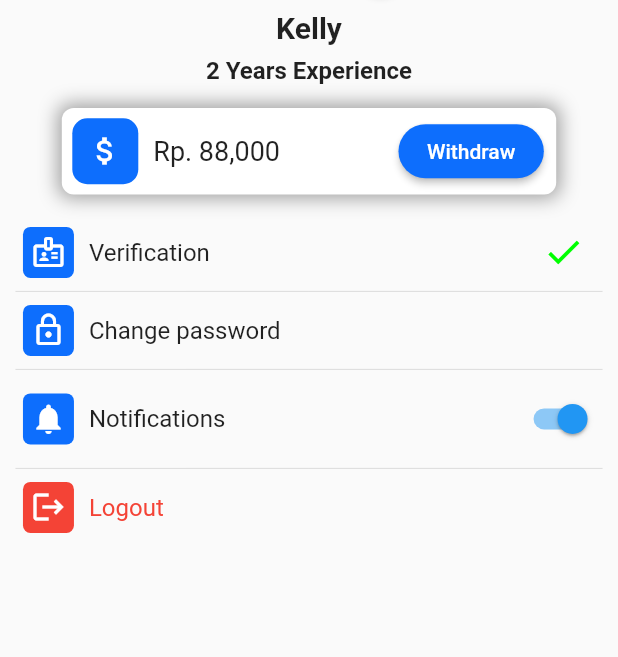
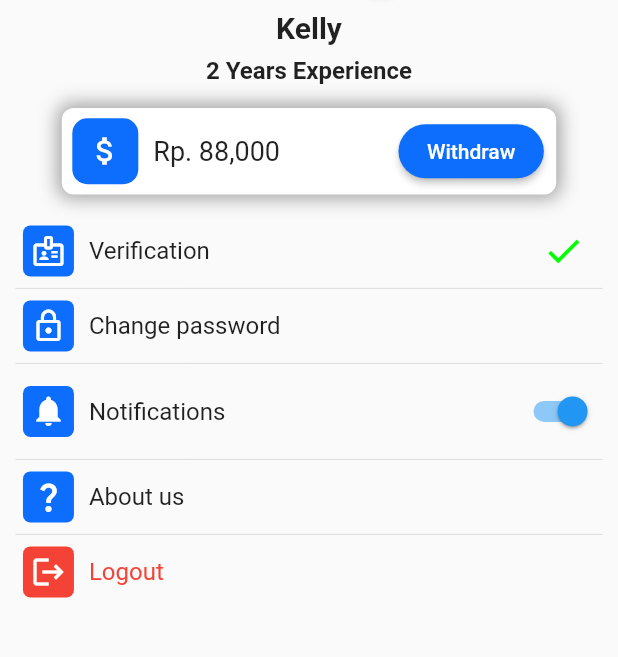
Before and after one commit to imstefanny/Apa-Nama-Kita, a Flutter app: the Profile screen opened directly, on a phone screen of 412 x 824 dp, the part 302-959 px from its top. Run offline on Flutter 3.47's test engine with Material 2 defaults, Android fonts, the phone set to English and light mode, and no system bars; our stand-ins replace google_fonts; missing offline and left inert: linear_step_indicator; network calls fail.

Commit message:
add about us bottom sheet

```diff
--- a/lib/home/home.dart
+++ b/lib/home/home.dart
@@ -18,7 +18,7 @@ class _HomeState extends State<Home> {
   final List<OrderType> orderList = [
     OrderType('Rivaldi', 'assets/sumin2.png'),
     OrderType('Ipana',
-        'https://pps.whatsapp.net/v/t61.24694-24/347444188_770687688034791_1454181639949193737_n.jpg?ccb=11-4&oh=01_AdQPKVJYgfYA_rX_HYQay1JoXVSQD6bvI9PIadvyXQ-5tA&oe=64A3D73E'),
+        'https://assets.pikiran-rakyat.com/crop/0x0:0x0/x/photo/2022/04/09/1847891814.png'),
     OrderType('Paris fernandes',
         'https://assets.pikiran-rakyat.com/crop/0x0:0x0/x/photo/2022/04/09/1847891814.png'),
     OrderType('Bartender Meow', 'assets/meong-bartender.jpg'),
--- a/lib/main.dart
+++ b/lib/main.dart
@@ -1,3 +1,4 @@
+import 'package:ac_88/engineerHome.dart';
 import 'package:ac_88/splashscreen/splashScreen.dart';
 import 'package:flutter/material.dart';
 import 'package:google_fonts/google_fonts.dart';
@@ -18,7 +19,7 @@ class MyApp extends StatelessWidget {
       theme: ThemeData(
           primarySwatch: Colors.blue,
           fontFamily: GoogleFonts.lexendDeca().fontFamily),
-      home: const SplashScreen(),
+      home: const EngineerHome(),
     );
   }
 }
--- a/lib/profile/profile.dart
+++ b/lib/profile/profile.dart
@@ -1,5 +1,6 @@
 import 'package:ac_88/admin/logoutConfirm.dart';
 import 'package:ac_88/login/login.dart';
+import 'package:ac_88/profile/bottomSheet.dart';
 import 'package:ac_88/profile/changePassword.dart';
 import 'package:ac_88/transaction/withdraw.dart';
 import 'package:flutter/material.dart';
@@ -128,7 +129,6 @@ class _ProfileState extends State<Profile> {
                   top: 0.025 * height,
                   left: 0.025 * width,
                   right: 0.025 * width),
-              height: 0.25 * height,
               child: Column(
                 mainAxisAlignment: MainAxisAlignment.spaceEvenly,
                 children: [
@@ -208,6 +208,26 @@ class _ProfileState extends State<Profile> {
                   const Divider(),
                   GestureDetector(
                     onTap: () {
+                      showMyBottomSheet(context);
+                    },
+                    child: Row(children: [
+                      Container(
+                        margin: const EdgeInsets.only(left: 5, right: 10),
+                        padding: const EdgeInsets.all(5),
+                        decoration: BoxDecoration(
+                            color: const Color.fromRGBO(13, 110, 253, 1),
+                            borderRadius: BorderRadius.circular(5)),
+                        child: const Icon(Icons.question_mark_sharp,
+                            color: Colors.white),
+                      ),
+                      Text('About us',
+                          style: GoogleFonts.lexendDeca(
+                              fontWeight: FontWeight.w400, fontSize: 16))
+                    ]),
+                  ),
+                  const Divider(),
+                  GestureDetector(
+                    onTap: () {
                       showAlertDialog(context);
                     },
                     child: Row(children: [
```
Also changed, not shown: lib/profile/bottomSheet.dart (added, +30 -0 lines).
